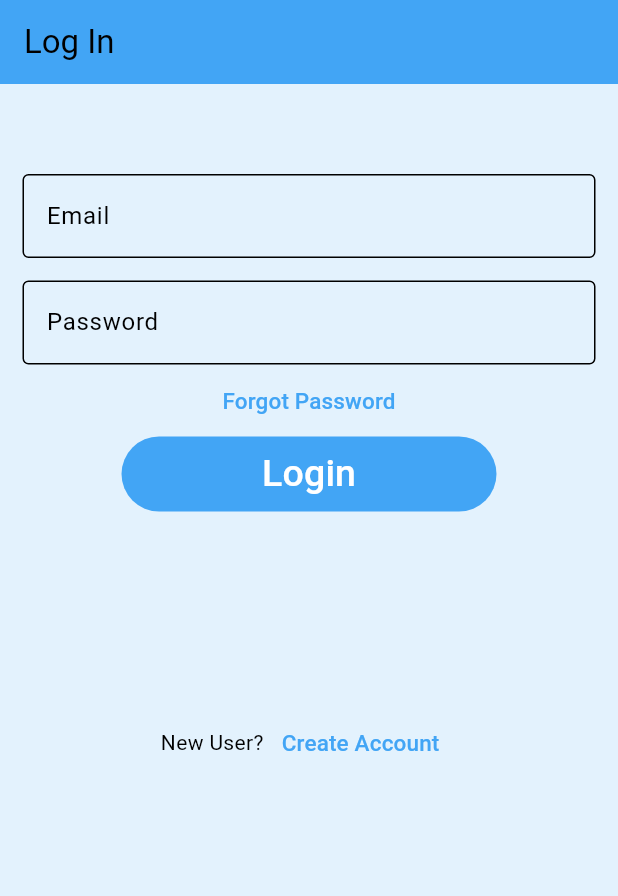
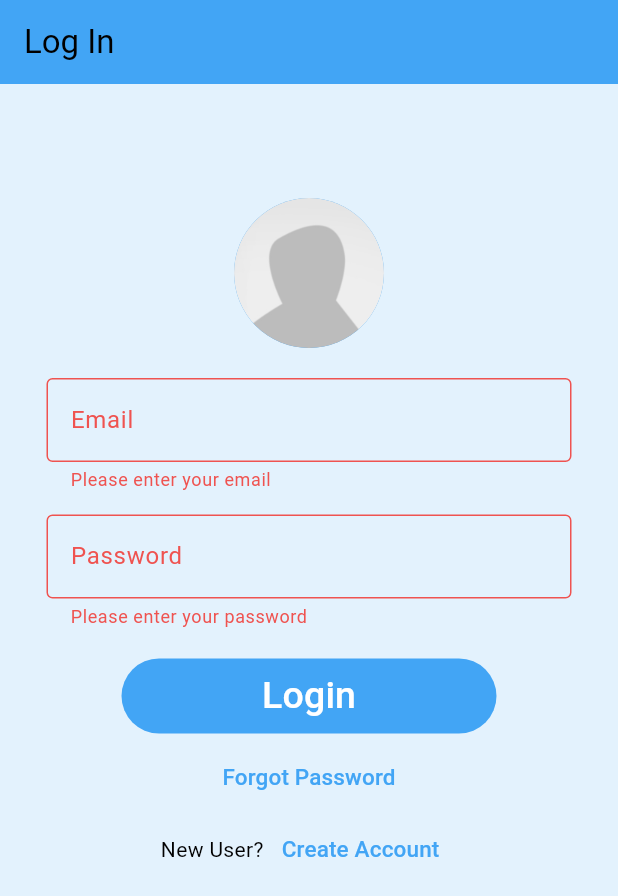
Before and after one commit to ICS-CMSC-23/Elbi-Donation-System, a Flutter app: the screen it shows after launch, after a tap on "Login", on a phone screen of 412 x 824 dp. Shown: the top 896 px of the screen. Run offline on Flutter 3.47's test engine with Material 3 defaults, Android fonts, the phone set to English and light mode, and no system bars; our stand-ins replace image_picker.

Commit message:
feat: form validation for login page

```diff
--- a/lib/screens/log_in_page.dart
+++ b/lib/screens/log_in_page.dart
@@ -31,6 +31,24 @@ class _LoginPageState extends State<LoginPage> {
     super.dispose();
   }
 
+  void _forgotPassword() {
+    showDialog(
+      context: context,
+      builder: (context) {
+        return AlertDialog(
+          title: const Text("Forgot Password"),
+          content: const Text("Password reset not yet implemented."),
+          actions: [
+            TextButton(
+              onPressed: () => Navigator.of(context).pop(),
+              child: const Text("OK"),
+            ),
+          ],
+        );
+      },
+    );
+  }
+
   @override
   Widget build(BuildContext context) {
     return Scaffold(
@@ -38,44 +56,63 @@ class _LoginPageState extends State<LoginPage> {
         title: const Text("Log In"),
       ),
       body: SingleChildScrollView(
+        child: Padding(
+          padding: const EdgeInsets.all(16.0),
+          child: Form(
+            key: _formKey,
             child: Column(
               children: <Widget>[
                 const Padding(
-              padding: EdgeInsets.only(top: 60.0),
+                  padding: EdgeInsets.only(top: 60.0, bottom: 20),
+                  child: CircleAvatar(
+                    radius: 50,
+                    backgroundImage:
+                        AssetImage('assets/images/portrait-placeholder.jpg'),
+                  ),
                 ),
                 Padding(
                   //padding: const EdgeInsets.only(left:15.0,right: 15.0,top:0,bottom: 0),
-              padding: EdgeInsets.symmetric(horizontal: 15),
-              child: TextField(
+                  padding: const EdgeInsets.symmetric(horizontal: 15),
+                  child: TextFormField(
                     controller: _emailController,
                     decoration: const InputDecoration(
                       border: OutlineInputBorder(),
                       labelText: 'Email',
-                    hintText: 'Enter email'),
+                      hintText: 'Enter email',
+                    ),
+                    validator: (value) {
+                      if (value!.isEmpty) {
+                        return 'Please enter your email';
+                      }
+                      if (!RegExp(r'^[^@]+@[^@]+\.[^@]+').hasMatch(value)) {
+                        return 'Please enter a valid email';
+                      }
+                      return null;
+                    },
                   ),
                 ),
                 Padding(
-              padding:
-                  EdgeInsets.only(left: 15.0, right: 15.0, top: 15, bottom: 0),
+                  padding: const EdgeInsets.only(
+                      left: 15.0, right: 15.0, top: 15, bottom: 0),
                   //padding: EdgeInsets.symmetric(horizontal: 15),
-              child: TextField(
+                  child: TextFormField(
                     controller: _passwordController,
                     obscureText: true,
                     decoration: const InputDecoration(
                       border: OutlineInputBorder(),
                       labelText: 'Password',
-                    hintText: 'Enter password'),
+                      hintText: 'Enter password',
+                    ),
+                    validator: (value) {
+                      if (value!.isEmpty) {
+                        return 'Please enter your password';
+                      }
+                      return null;
+                    },
                   ),
                 ),
-            TextButton(
-              onPressed: () {
-                //TODO FORGOT PASSWORD SCREEN GOES HERE
-              },
-              child: Text(
-                'Forgot Password',
-                style: TextStyle(
-                    color: Theme.of(context).primaryColor, fontSize: 15),
-              ),
+                const SizedBox(
+                  height: 20,
                 ),
                 Container(
                   height: 50,
@@ -84,12 +121,14 @@ class _LoginPageState extends State<LoginPage> {
                       BoxDecoration(borderRadius: BorderRadius.circular(20)),
                   child: ElevatedButton(
                     onPressed: () {
+                      if (_formKey.currentState!.validate()) {
                         User currentUser = context
                             .read<UserListProvider>()
-                      .changeCurrentUser(
-                          _emailController.text, _passwordController.text);
+                            .changeCurrentUser(_emailController.text,
+                                _passwordController.text);
                         if (currentUser.role != "guest") {
                           Navigator.pushNamed(context, "/");
+                        }
                       }
                     },
                     style: ElevatedButton.styleFrom(
@@ -103,7 +142,15 @@ class _LoginPageState extends State<LoginPage> {
                   ),
                 ),
                 const SizedBox(
-              height: 130,
+                  height: 5,
+                ),
+                TextButton(
+                  onPressed: _forgotPassword,
+                  child: Text(
+                    'Forgot Password',
+                    style: TextStyle(
+                        color: Theme.of(context).primaryColor, fontSize: 15),
+                  ),
                 ),
                 Row(
                   mainAxisAlignment: MainAxisAlignment.center,
@@ -116,7 +163,8 @@ class _LoginPageState extends State<LoginPage> {
                       child: Text(
                         'Create Account',
                         style: TextStyle(
-                        color: Theme.of(context).primaryColor, fontSize: 15),
+                            color: Theme.of(context).primaryColor,
+                            fontSize: 15),
                       ),
                     ),
                   ],
@@ -124,6 +172,8 @@ class _LoginPageState extends State<LoginPage> {
               ],
             ),
           ),
+        ),
+      ),
     );
   }
 }
--- a/pubspec.yaml
+++ b/pubspec.yaml
@@ -64,7 +64,7 @@ flutter:
   # To add assets to your application, add an assets section, like this:
   assets:
     - assets/
-    - assets/images/
+    - assets/images/portrait-placeholder.jpg
 
   # An image asset can refer to one or more resolution-specific "variants", see
   # https://flutter.dev/assets-and-images/#resolution-aware
```
Also changed, not shown: lib/screens/sign_up_page.dart (+17 -0 lines), pubspec.lock. Lines whose indentation alone changed are shown as unchanged.
